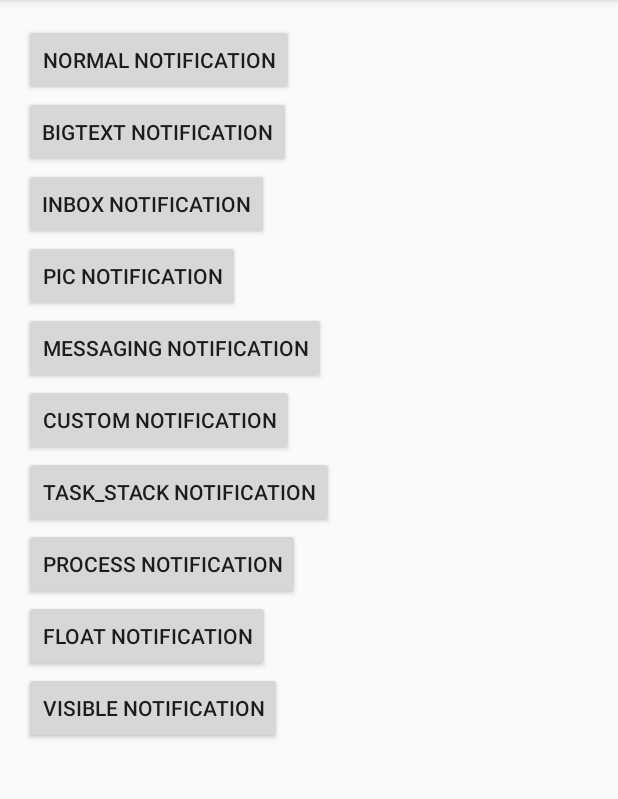
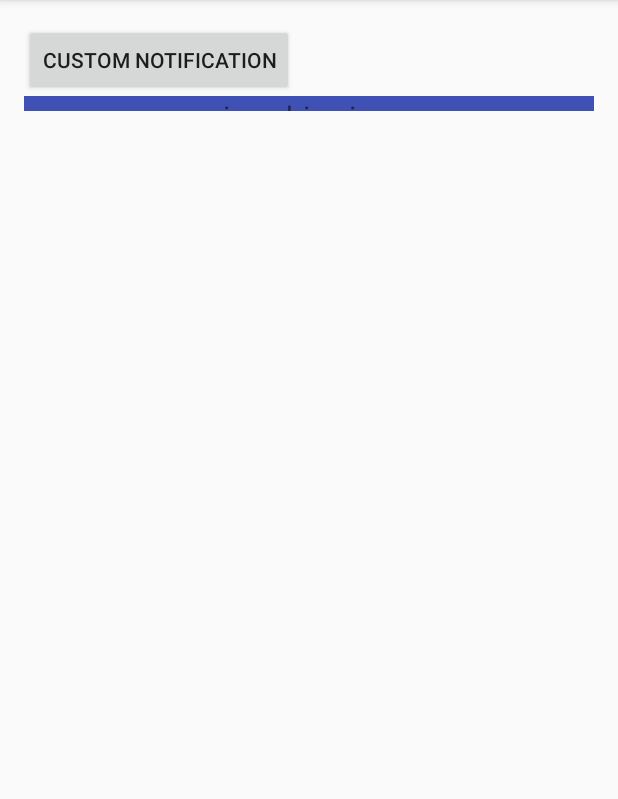
Before and after one commit to huanglongyu/Demos, an Android app: the screen it shows after launch (MainActivity), on a phone screen of 412 x 824 dp, the part 84-883 px from its top. Run offline under Robolectric (Android 15) with nearby library versions, the phone set to English and light mode, and no system bars.

Commit message:
[Notification]add big view test

```diff
--- /dev/null
+++ b/Android/Notification/app/src/main/java/com/example/hly/notificationdemo/CustomLieanrLayout.java
@@ -0,0 +1,23 @@
+package com.example.hly.notificationdemo;
+
+import android.content.Context;
+import android.util.AttributeSet;
+import android.widget.FrameLayout;
+
+/**
+ * Created by hly on 12/1/16.
+ */
+
+public class CustomLieanrLayout extends FrameLayout {
+    public CustomLieanrLayout(Context context) {
+        super(context);
+    }
+
+    public CustomLieanrLayout(Context context, AttributeSet attrs) {
+        super(context, attrs);
+    }
+
+    public CustomLieanrLayout(Context context, AttributeSet attrs, int defStyleAttr) {
+        super(context, attrs, defStyleAttr);
+    }
+}
--- /dev/null
+++ b/Android/Notification/app/src/main/java/com/example/hly/notificationdemo/ExpandableView.java
@@ -0,0 +1,84 @@
+package com.example.hly.notificationdemo;
+
+import android.content.Context;
+import android.util.AttributeSet;
+import android.util.Log;
+import android.view.View;
+import android.view.ViewGroup;
+import android.widget.FrameLayout;
+
+import java.util.ArrayList;
+
+/**
+ * Created by hly on 12/1/16.
+ */
+
+public class ExpandableView extends FrameLayout {
+    private static final String TAG = "ExpandableView";
+    private ArrayList<View> mMatchParentViews = new ArrayList<View>();
+    private int mMaxNotificationHeight;
+
+    public ExpandableView(Context context) {
+        super(context);
+    }
+
+    public ExpandableView(Context context, AttributeSet attrs) {
+        super(context, attrs);
+        mMaxNotificationHeight = getResources().getDimensionPixelSize(
+                R.dimen.notification_max_height);
+    }
+
+    public ExpandableView(Context context, AttributeSet attrs, int defStyleAttr) {
+        super(context, attrs, defStyleAttr);
+    }
+
+    @Override
+    protected void onMeasure(int widthMeasureSpec, int heightMeasureSpec) {
+        int ownMaxHeight = mMaxNotificationHeight;
+        int heightMode = MeasureSpec.getMode(heightMeasureSpec);
+        boolean hasFixedHeight = heightMode == MeasureSpec.EXACTLY;
+        boolean isHeightLimited = heightMode == MeasureSpec.AT_MOST;
+        if (hasFixedHeight || isHeightLimited) {
+            int size = MeasureSpec.getSize(heightMeasureSpec);
+            Log.i(TAG, "size:" + size);
+            ownMaxHeight = Math.min(ownMaxHeight, size);
+        }
+        Log.i(TAG, "ownMaxHeight:" + ownMaxHeight + " heightMode:" + heightMode + " hasFixedHeight:" + hasFixedHeight
+                + " isHeightLimited:" + isHeightLimited);
+        int newHeightSpec = MeasureSpec.makeMeasureSpec(ownMaxHeight, MeasureSpec.AT_MOST);
+        int maxChildHeight = 0;
+        int childCount = getChildCount();
+        for (int i = 0; i < childCount; i++) {
+            View child = getChildAt(i);
+            int childHeightSpec = newHeightSpec;
+            ViewGroup.LayoutParams layoutParams = child.getLayoutParams();
+            if (layoutParams.height != ViewGroup.LayoutParams.MATCH_PARENT) {
+                if (layoutParams.height >= 0) {
+                    // An actual height is set
+                    childHeightSpec = layoutParams.height > ownMaxHeight
+                            ? MeasureSpec.makeMeasureSpec(ownMaxHeight, MeasureSpec.EXACTLY)
+                            : MeasureSpec.makeMeasureSpec(layoutParams.height, MeasureSpec.EXACTLY);
+                }
+                child.measure(
+                        getChildMeasureSpec(widthMeasureSpec, 0 /* padding */, layoutParams.width),
+                        childHeightSpec);
+                int childHeight = child.getMeasuredHeight();
+                maxChildHeight = Math.max(maxChildHeight, childHeight);
+            } else {
+                mMatchParentViews.add(child);
+            }
+        }
+        int ownHeight = hasFixedHeight ? ownMaxHeight : maxChildHeight;
+        newHeightSpec = MeasureSpec.makeMeasureSpec(ownHeight, MeasureSpec.EXACTLY);
+        for (View child : mMatchParentViews) {
+            child.measure(getChildMeasureSpec(
+                    widthMeasureSpec, 0 /* padding */, child.getLayoutParams().width),
+                    newHeightSpec);
+        }
+        mMatchParentViews.clear();
+        int width = MeasureSpec.getSize(widthMeasureSpec);
+        Log.i(TAG, "final width:" + width + " height:" + ownHeight);
+        setMeasuredDimension(width, ownHeight);
+    }
+
+}
--- a/Android/Notification/app/src/main/java/com/example/hly/notificationdemo/MainActivity.java
+++ b/Android/Notification/app/src/main/java/com/example/hly/notificationdemo/MainActivity.java
@@ -3,7 +3,11 @@ package com.example.hly.notificationdemo;
 import android.support.v7.app.AppCompatActivity;
 import android.os.Bundle;
 import android.util.Log;
+import android.view.LayoutInflater;
 import android.view.View;
+import android.widget.FrameLayout;
+import android.widget.LinearLayout;
+import android.widget.RemoteViews;
 
 public class MainActivity extends AppCompatActivity implements View.OnClickListener{
     private NotificationCompatImpl mNotificationCompatImpl;
@@ -27,6 +31,12 @@ public class MainActivity extends AppCompatActivity implements View.OnClickListe
         findViewById(R.id.process).setOnClickListener(this);
         findViewById(R.id.hands_up).setOnClickListener(this);
         findViewById(R.id.visible).setOnClickListener(this);
+
+
+        RemoteViews remoteViews = new RemoteViews(getPackageName(), R.layout.custom_notification_big);
+        FrameLayout layout = (FrameLayout)findViewById(R.id.expanded);
+        View view = remoteViews.apply(this,layout);
+        layout.addView(view);
     }
 
     @Override
--- a/Android/Notification/app/src/main/res/layout/activity_main.xml
+++ b/Android/Notification/app/src/main/res/layout/activity_main.xml
@@ -13,30 +13,35 @@
 
     <Button
         android:id="@+id/normal"
+        android:visibility="gone"
         android:layout_width="wrap_content"
         android:layout_height="wrap_content"
         android:text="normal notification" />
 
     <Button
         android:id="@+id/bigtext"
+        android:visibility="gone"
         android:layout_width="wrap_content"
         android:layout_height="wrap_content"
         android:text="BigText notification" />
 
     <Button
         android:id="@+id/inbox"
+        android:visibility="gone"
         android:layout_width="wrap_content"
         android:layout_height="wrap_content"
         android:text="InBox notification" />
 
     <Button
         android:id="@+id/pic"
+        android:visibility="gone"
         android:layout_width="wrap_content"
         android:layout_height="wrap_content"
         android:text="pic notification" />
 
     <Button
         android:id="@+id/message"
+        android:visibility="gone"
         android:layout_width="wrap_content"
         android:layout_height="wrap_content"
         android:text="messaging notification" />
@@ -49,12 +54,14 @@
 
     <Button
         android:id="@+id/task_stack"
+        android:visibility="gone"
         android:layout_width="wrap_content"
         android:layout_height="wrap_content"
         android:text="task_stack notification" />
 
     <Button
         android:id="@+id/process"
+        android:visibility="gone"
         android:layout_width="wrap_content"
         android:layout_height="wrap_content"
         android:text="process notification" />
@@ -62,12 +69,24 @@
     <Button
         android:id="@+id/hands_up"
         android:layout_width="wrap_content"
+        android:visibility="gone"
         android:layout_height="wrap_content"
         android:text="float notification" />
 
     <Button
         android:id="@+id/visible"
+        android:visibility="gone"
         android:layout_width="wrap_content"
         android:layout_height="wrap_content"
         android:text="visible notification" />
+
+    <com.example.hly.notificationdemo.ExpandableView
+        android:layout_width="match_parent"
+        android:layout_height="wrap_content">
+        <com.example.hly.notificationdemo.CustomLieanrLayout
+            android:id="@+id/expanded"
+            android:layout_width="match_parent"
+            android:layout_height="wrap_content" />
+    </com.example.hly.notificationdemo.ExpandableView>
+
 </LinearLayout>
--- a/Android/Notification/app/src/main/res/layout/custom_notification_big.xml
+++ b/Android/Notification/app/src/main/res/layout/custom_notification_big.xml
@@ -4,7 +4,7 @@
     android:gravity="center"
     android:background="@color/colorPrimary"
     android:layout_width="match_parent"
-    android:layout_height="256dp">
+    android:layout_height="10dp">
 
     <TextView
         android:textSize="20sp"
--- a/Android/Notification/app/src/main/res/values/dimens.xml
+++ b/Android/Notification/app/src/main/res/values/dimens.xml
@@ -2,4 +2,6 @@
     <!-- Default screen margins, per the Android Design guidelines. -->
     <dimen name="activity_horizontal_margin">16dp</dimen>
     <dimen name="activity_vertical_margin">16dp</dimen>
+
+    <dimen name="notification_max_height">256dp</dimen>
 </resources>
```
